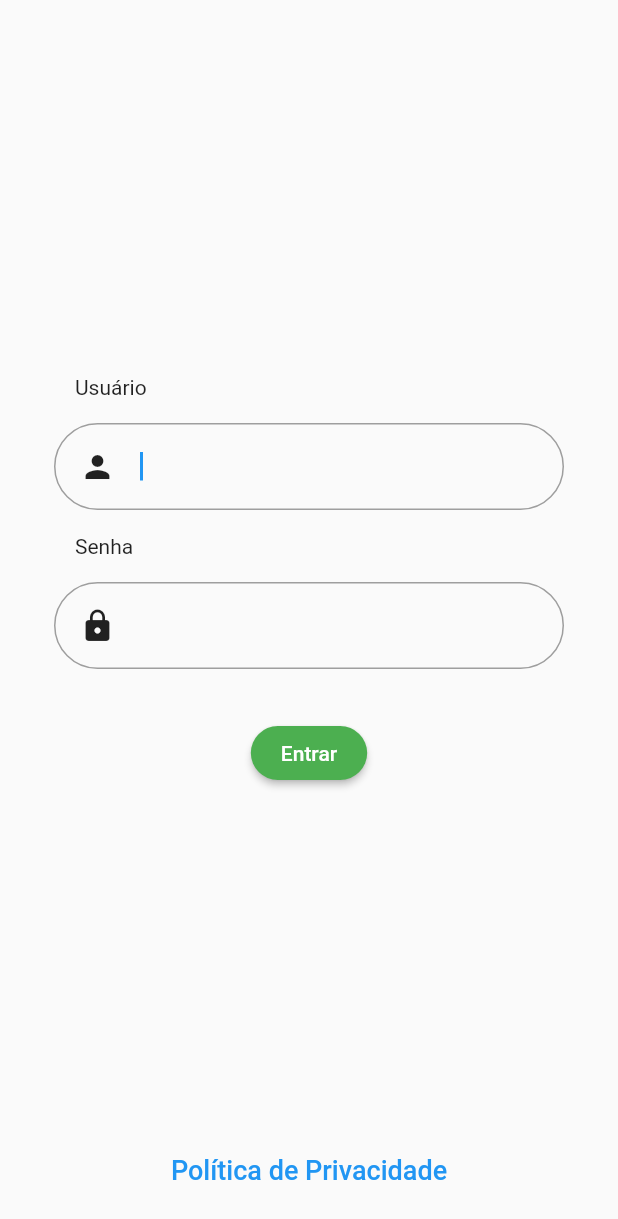
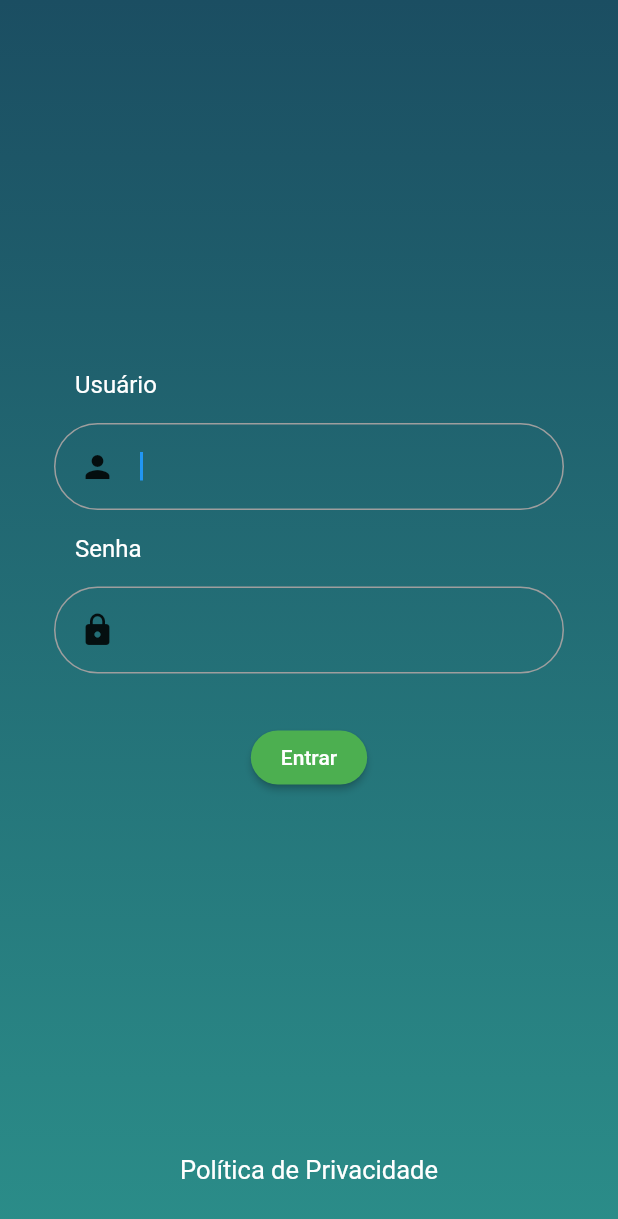
Before and after one commit to e-medeiros1/prova_flutter, a Flutter app: the screen it shows after launch, after a tap on "Entrar", on a phone screen of 412 x 824 dp. Shown: the top 1219 px of the screen. Run offline on Flutter 3.47's test engine with Material 2 defaults, Android fonts, the phone set to English and light mode, and no system bars; our stand-ins replace flutter_mobx, mobx, shared_preferences; missing offline and left inert: validatorless; generated files the repository leaves out were written again.

Commit message:
Add auth with shared preferences and mobx

```diff
--- /dev/null
+++ b/lib/app/controller/auth_store.dart
@@ -0,0 +1,48 @@
+import 'dart:developer';
+
+import 'package:mobx/mobx.dart';
+import 'package:shared_preferences/shared_preferences.dart';
+
+part 'auth_store.g.dart';
+
+class AuthStore = AuthStoreBase with _$AuthStore;
+
+abstract class AuthStoreBase with Store {
+  @observable
+  late SharedPreferences _prefs;
+
+  @action
+  init() async {
+    _prefs = await SharedPreferences.getInstance();
+  }
+
+  @action
+  Future userLogin(String username) async {
+    try {
+      _prefs.setString('username', username);
+    } catch (e) {
+      log('Login has failed', error: e);
+      throw Exception('Login has failed');
+    }
+  }
+
+  @action
+  userLogout() {
+    try {
+      _prefs.clear();
+    } catch (e) {
+      log('Logout has failed', error: e);
+      throw Exception('Logout has failed');
+    }
+  }
+
+  Future<bool> isLogged() async {
+    String? username = _prefs.getString('username');
+    if (username == null) return false;
+    return true;
+  }
+
+  // updateUsername(String updatedUsername) {
+  //   _prefs.setString('username', updatedUsername);
+  // }
+}
--- a/lib/app/core/routes/named_routes.dart
+++ b/lib/app/core/routes/named_routes.dart
@@ -1,5 +1,7 @@
+// ignore_for_file: constant_identifier_names
+
 class NamedRoutes {
   static const LOGIN_PAGE = '/';
-  static const CHAT_PAGE = '/chat-page';
+  static const HOME_PAGE = '/home-page';
   static const AUTH_CHECK = '/auth-check';
 }
--- a/lib/app/pages/login/login_page.dart
+++ b/lib/app/pages/login/login_page.dart
@@ -4,6 +4,9 @@ import 'package:prova_flutter/app/controller/url_store.dart';
 import 'package:prova_flutter/app/pages/login/components/custom_button.dart';
 import 'package:prova_flutter/app/pages/login/components/custom_field.dart';
 import 'package:validatorless/validatorless.dart';
+
+import '../../controller/auth_store.dart';
+import '../../core/routes/named_routes.dart';
 
 class LoginPage extends StatefulWidget {
   const LoginPage({super.key});
@@ -19,6 +22,7 @@ class _LoginPageState extends State<LoginPage> {
   final _formKey = GlobalKey<FormState>();
   final RegExp _myRegex = RegExp(r'^[a-zA-Z]+$');
   final urlStore = UrlStore();
+  final authStore = AuthStore();
 
   @override
   void dispose() {
@@ -31,8 +35,14 @@ class _LoginPageState extends State<LoginPage> {
   Widget build(BuildContext context) {
     return SafeArea(
       child: Scaffold(
-
         body: Container(
+          decoration: const BoxDecoration(
+            gradient: LinearGradient(
+              colors: [Color(0xFF1b4e62), Color(0xFF2b8d89)],
+              begin: Alignment.topCenter,
+              end: Alignment.bottomCenter,
+            ),
+          ),
           padding: const EdgeInsets.all(20),
           child: Form(
             key: _formKey,
@@ -43,7 +53,10 @@ class _LoginPageState extends State<LoginPage> {
                 const Spacer(),
                 const Padding(
                   padding: EdgeInsets.only(left: 30.0),
-                  child: Text('Usuário'),
+                  child: Text(
+                    'Usuário',
+                    style: TextStyle(color: Colors.white, fontSize: 16),
+                  ),
                 ),
                 CustomField(
                   controller: _userController,
@@ -56,7 +69,10 @@ class _LoginPageState extends State<LoginPage> {
                 ),
                 const Padding(
                   padding: EdgeInsets.only(left: 30.0),
-                  child: Text('Senha'),
+                  child: Text(
+                    'Senha',
+                    style: TextStyle(color: Colors.white, fontSize: 16),
+                  ),
                 ),
                 CustomField(
                   controller: _senhaController,
@@ -72,7 +88,17 @@ class _LoginPageState extends State<LoginPage> {
                   ]),
                 ),
                 const SizedBox(height: 16),
-                CustomButton(onPressed: () {}, child: const Text('Entrar')),
+                CustomButton(
+                    onPressed: () async {
+                      if (_formKey.currentState != null &&
+                          _formKey.currentState!.validate()) {
+                        await authStore.userLogin(_userController.text);
+                        Navigator.pushReplacementNamed(
+                            context, NamedRoutes.HOME_PAGE,
+                            arguments: _userController.text);
+                      }
+                    },
+                    child: const Text('Entrar')),
                 const Spacer(),
                 Observer(builder: (_) {
                   return TextButton(
@@ -82,7 +108,10 @@ class _LoginPageState extends State<LoginPage> {
                       child: const Center(
                         child: Text(
                           'Política de Privacidade',
-                          style: TextStyle(fontSize: 18),
+                          style: TextStyle(
+                              fontSize: 17,
+                              color: Colors.white,
+                              fontWeight: FontWeight.w400),
                         ),
                       ));
                 })
--- a/lib/app/prova_flutter.dart
+++ b/lib/app/prova_flutter.dart
@@ -1,4 +1,5 @@
 import 'package:flutter/material.dart';
+import 'package:prova_flutter/app/services/auth_check.dart';
 
 import 'core/routes/named_routes.dart';
 import 'pages/home/home_page.dart';
@@ -11,10 +12,11 @@ class ProvaFlutter extends StatelessWidget {
   Widget build(BuildContext context) {
     return MaterialApp(
       debugShowCheckedModeBanner: false,
-      initialRoute: NamedRoutes.LOGIN_PAGE,
+      initialRoute: NamedRoutes.AUTH_CHECK,
       routes: {
+        NamedRoutes.AUTH_CHECK: (_) => const AuthCheck(),
         NamedRoutes.LOGIN_PAGE: (_) => const LoginPage(),
-        NamedRoutes.CHAT_PAGE: (_) => const HomePage(),
+        NamedRoutes.HOME_PAGE: (_) => const HomePage(),
       },
     );
   }
--- /dev/null
+++ b/lib/app/services/auth_check.dart
@@ -0,0 +1,30 @@
+import 'package:flutter/material.dart';
+
+import '../controller/auth_store.dart';
+import '../pages/home/home_page.dart';
+import '../pages/login/login_page.dart';
+
+class AuthCheck extends StatelessWidget {
+  const AuthCheck({Key? key}) : super(key: key);
+
+  @override
+  Widget build(BuildContext context) {
+    final authStore = AuthStore();
+    return FutureBuilder<bool>(
+      future: authStore.isLogged(),
+      builder: (context, snapshot) {
+        if (snapshot.connectionState == ConnectionState.done) {
+          if (snapshot.hasData && snapshot.data!) {
+            return const HomePage();
+          }
+          return const LoginPage();
+        }
+        return const Center(
+          child: CircularProgressIndicator(
+            color: Color(0xFF44bd6e),
+          ),
+        );
+      },
+    );
+  }
+}
--- a/lib/main.dart
+++ b/lib/main.dart
@@ -1,7 +1,12 @@
 import 'package:flutter/material.dart';
+import 'package:prova_flutter/app/controller/auth_store.dart';
 
 import 'app/prova_flutter.dart';
 
-void main() {
+void main() async {
+  final authStore = AuthStore();
+  WidgetsFlutterBinding.ensureInitialized();
+  await authStore.init();
+
   runApp(const ProvaFlutter());
 }
--- a/pubspec.yaml
+++ b/pubspec.yaml
@@ -39,6 +39,7 @@ dependencies:
   mobx: ^2.2.1
   flutter_mobx: ^2.1.1
   url_launcher: ^6.2.1
+  shared_preferences: ^2.2.2
 
 
 dev_dependencies:
```
Also changed, not shown: lib/app/controller/auth_store.g.dart (added), pubspec.lock.
